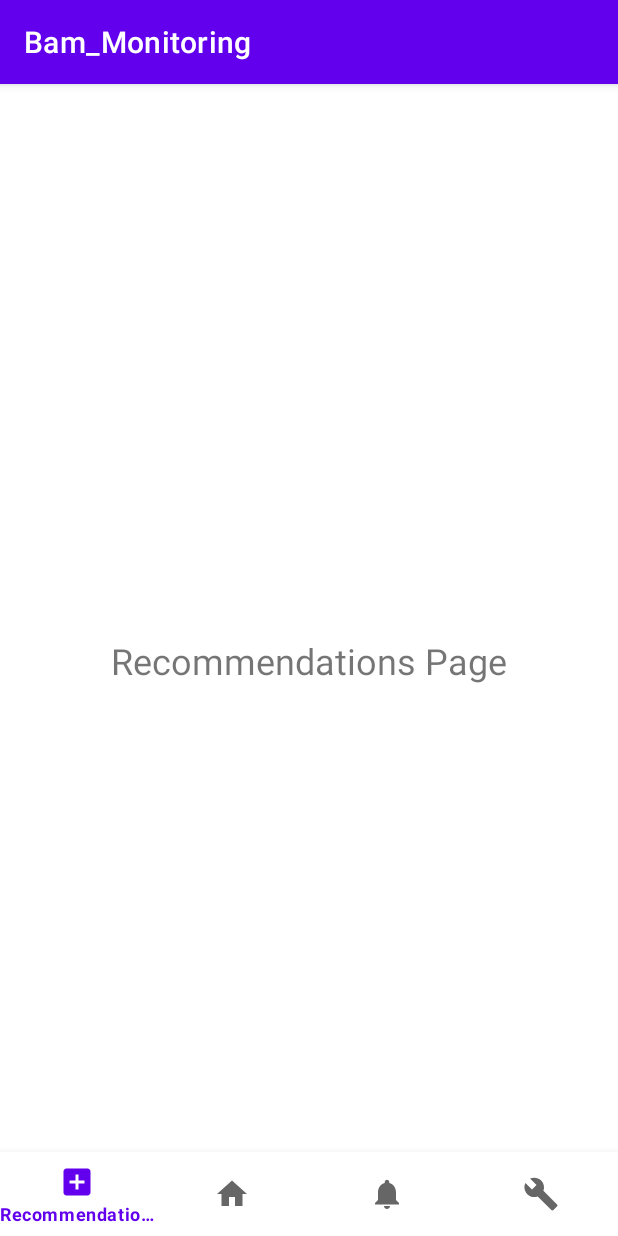
After one commit to nicoxmcd/BAM, an Android app: the RecommendationsFragment screen opened through its navigation route, on a phone screen of 412 x 824 dp. The commit adds this screen. Run offline under Robolectric (Android 15) with nearby library versions, the phone set to English and light mode, and no system bars; our stand-ins replace navigation-ui.

Commit message:
A blank recommendations page is up.

```diff
--- /dev/null
+++ b/app/src/main/java/com/example/bam_monitoring/recommendations/RecommendationsFragment.kt
@@ -0,0 +1,18 @@
+package com.example.bam_monitoring.ui.recommendations
+
+import android.os.Bundle
+import android.view.LayoutInflater
+import android.view.View
+import android.view.ViewGroup
+import androidx.fragment.app.Fragment
+import com.example.bam_monitoring.R
+
+class RecommendationsFragment : Fragment() {
+
+    override fun onCreateView(
+        inflater: LayoutInflater, container: ViewGroup?,
+        savedInstanceState: Bundle?
+    ): View? {
+        return inflater.inflate(R.layout.fragment_recommendations, container, false)
+    }
+}
--- /dev/null
+++ b/app/src/main/res/drawable/ic_recommendations.xml
@@ -0,0 +1,5 @@
+<vector xmlns:android="http://schemas.android.com/apk/res/android" android:height="24dp" android:tint="#000000" android:viewportHeight="24" android:viewportWidth="24" android:width="24dp">
+
+    <path android:fillColor="@android:color/white" android:pathData="M19,3L5,3c-1.11,0 -2,0.9 -2,2v14c0,1.1 0.89,2 2,2h14c1.1,0 2,-0.9 2,-2L21,5c0,-1.1 -0.9,-2 -2,-2zM17,13h-4v4h-2v-4L7,13v-2h4L11,7h2v4h4v2z"/>
+
+</vector>
--- /dev/null
+++ b/app/src/main/res/layout/fragment_recommendations.xml
@@ -0,0 +1,19 @@
+<?xml version="1.0" encoding="utf-8"?>
+<androidx.constraintlayout.widget.ConstraintLayout
+    xmlns:android="http://schemas.android.com/apk/res/android"
+    xmlns:app="http://schemas.android.com/apk/res-auto"
+    android:layout_width="match_parent"
+    android:layout_height="match_parent">
+
+    <TextView
+        android:id="@+id/textRecommendations"
+        android:layout_width="wrap_content"
+        android:layout_height="wrap_content"
+        android:text="Recommendations Page"
+        android:textSize="24sp"
+        app:layout_constraintTop_toTopOf="parent"
+        app:layout_constraintBottom_toBottomOf="parent"
+        app:layout_constraintStart_toStartOf="parent"
+        app:layout_constraintEnd_toEndOf="parent" />
+
+</androidx.constraintlayout.widget.ConstraintLayout>
--- a/app/src/main/res/menu/bottom_nav_menu.xml
+++ b/app/src/main/res/menu/bottom_nav_menu.xml
@@ -1,5 +1,15 @@
 <?xml version="1.0" encoding="utf-8"?>
 <menu xmlns:android="http://schemas.android.com/apk/res/android">
+
+    <item
+        android:id="@+id/navigation_recommendations"
+        android:icon="@drawable/ic_recommendations"
+        android:title="@string/recommendations" />
+
+    <item
+        android:id="@+id/navigation_home"
+        android:icon="@drawable/ic_home_black_24dp"
+        android:title="@string/title_home" />
 
     <item
         android:id="@+id/navigation_notifications"
@@ -7,11 +17,6 @@
         android:title="@string/title_notifications" />
 
     <item
-        android:id="@+id/navigation_home"
-        android:icon="@drawable/ic_home_black_24dp"
-        android:title="@string/title_home" />
-
-    <item
         android:id="@+id/navigation_settings"
         android:icon="@drawable/ic_settings"
         android:title="@string/title_settings" />
--- a/app/src/main/res/navigation/mobile_navigation.xml
+++ b/app/src/main/res/navigation/mobile_navigation.xml
@@ -37,11 +37,17 @@
         android:label="Profile"
         tools:layout="@layout/fragment_profile" />
 
-    <!-- Notifications Fragment (if applicable) -->
+    <!-- Notifications Fragment -->
     <fragment
         android:id="@+id/navigation_notifications"
         android:name="com.example.bam_monitoring.ui.notifications.NotificationsFragment"
         android:label="@string/title_notifications"
         tools:layout="@layout/fragment_notifications" />
 
+    <!-- Recommendations Fragment -->
+    <fragment
+        android:id="@+id/navigation_recommendations"
+        android:name="com.example.bam_monitoring.ui.recommendations.RecommendationsFragment"
+        android:label="Recommendations" />
+
 </navigation>
--- a/app/src/main/res/values/strings.xml
+++ b/app/src/main/res/values/strings.xml
@@ -3,4 +3,5 @@
     <string name="title_home">Home</string>
     <string name="title_settings">Settings</string>
     <string name="title_notifications">Notifications</string>
+    <string name="recommendations">Recommendations</string>
 </resources>
```
